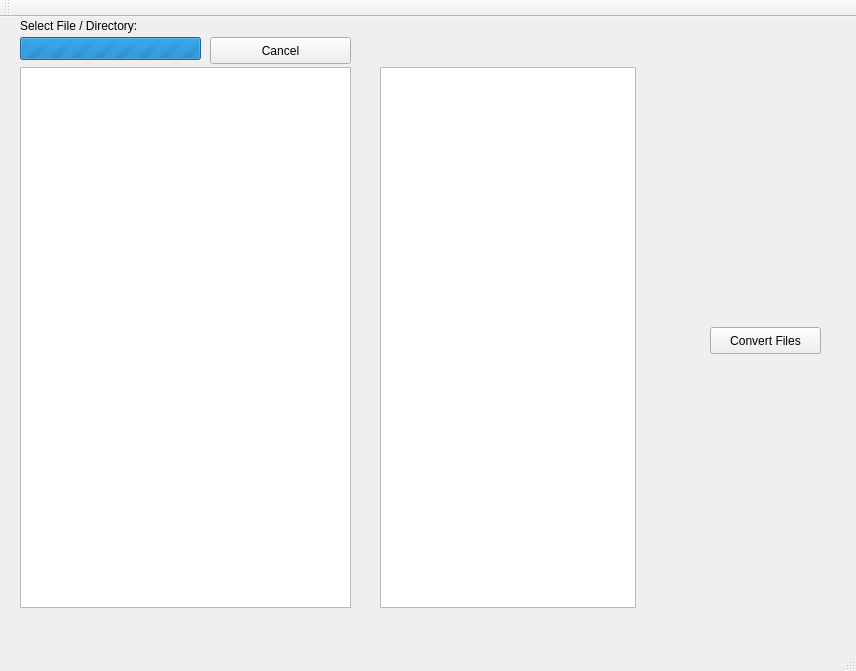
The window that qt_creator_project/bbp-qt/mainwindow.ui (bestimmaa/batch-image-resizer-qt-opencv) describes before a commit, drawn with Qt 5.
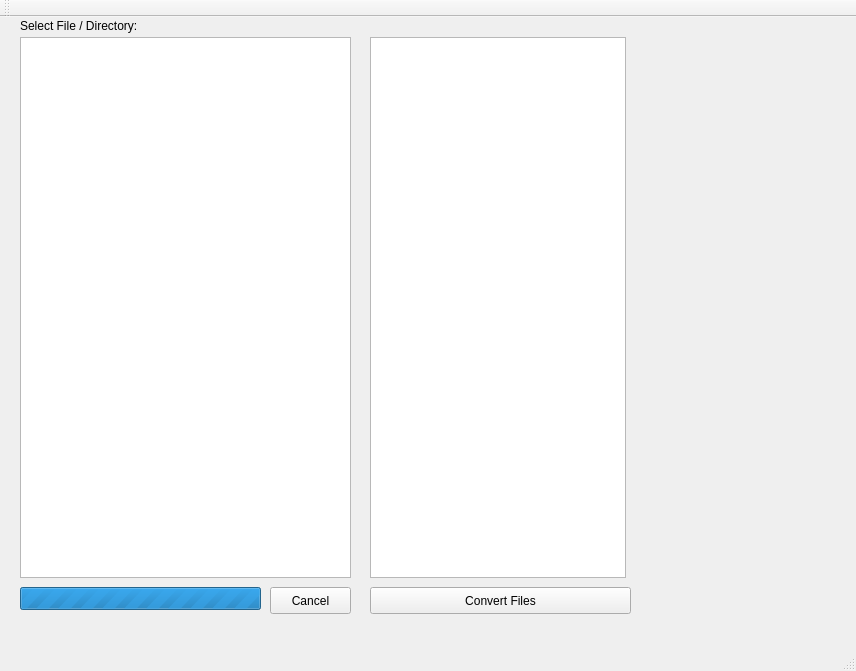
The same window after the commit.

What changed in the file:
```diff
--- a/qt_creator_project/bbp-qt/mainwindow.ui
+++ b/qt_creator_project/bbp-qt/mainwindow.ui
@@ -21,7 +21,7 @@
     <property name="geometry">
      <rect>
       <x>20</x>
-      <y>50</y>
+      <y>20</y>
       <width>331</width>
       <height>541</height>
      </rect>
@@ -43,9 +43,9 @@
    <widget class="QPushButton" name="buttonConvert">
     <property name="geometry">
      <rect>
-      <x>710</x>
-      <y>310</y>
-      <width>111</width>
+      <x>370</x>
+      <y>570</y>
+      <width>261</width>
       <height>27</height>
      </rect>
     </property>
@@ -57,8 +57,8 @@
     <property name="geometry">
      <rect>
       <x>20</x>
-      <y>20</y>
-      <width>181</width>
+      <y>570</y>
+      <width>241</width>
       <height>23</height>
      </rect>
     </property>
@@ -72,9 +72,9 @@
    <widget class="QPushButton" name="buttonCancel">
     <property name="geometry">
      <rect>
-      <x>210</x>
-      <y>20</y>
-      <width>141</width>
+      <x>270</x>
+      <y>570</y>
+      <width>81</width>
       <height>27</height>
      </rect>
     </property>
@@ -85,8 +85,8 @@
    <widget class="QListView" name="imagesList">
     <property name="geometry">
      <rect>
-      <x>380</x>
-      <y>50</y>
+      <x>370</x>
+      <y>20</y>
       <width>256</width>
       <height>541</height>
      </rect>
```
